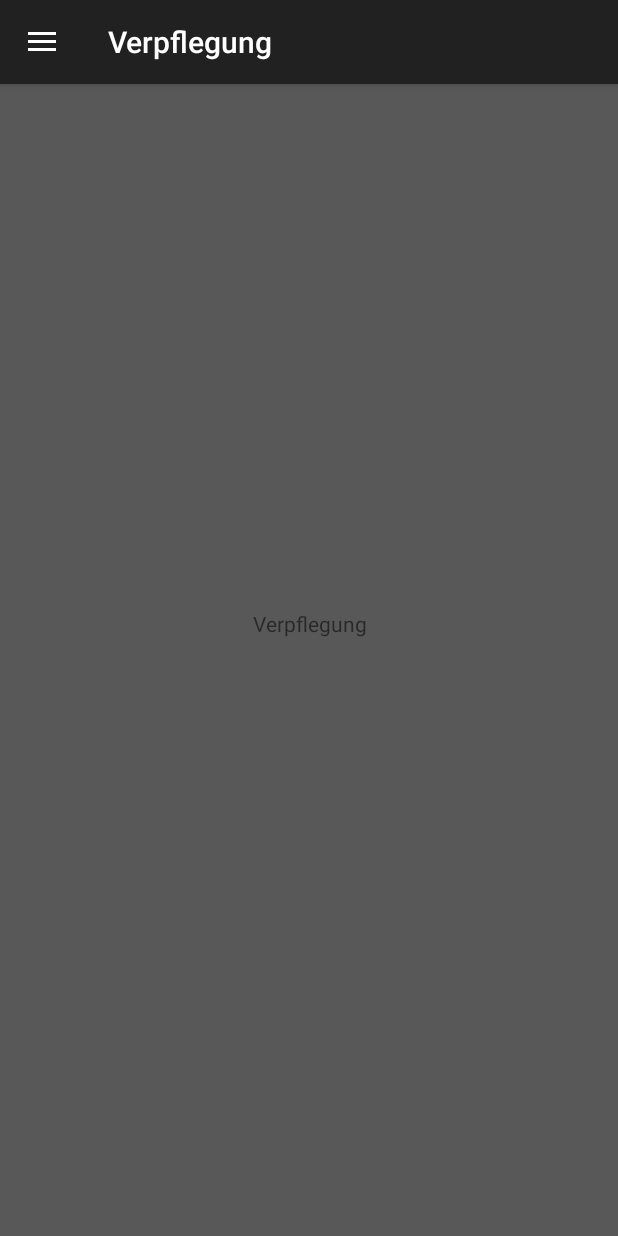
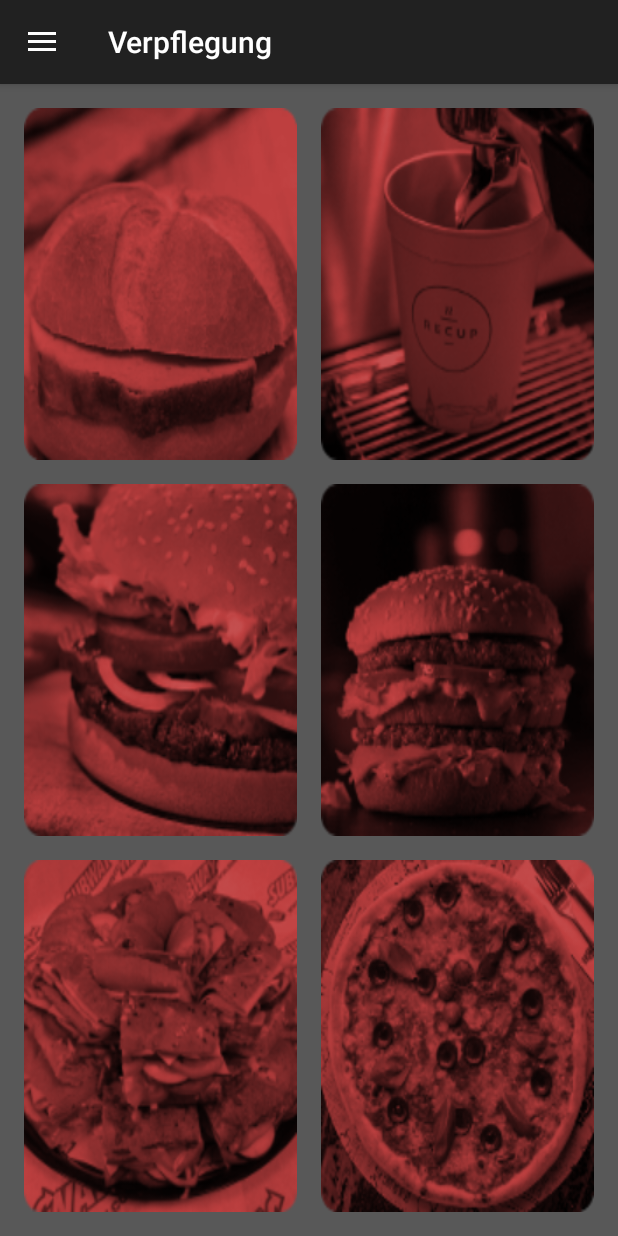
Before and after one commit to MasterSS2018App/MasterAppSS2018, an Android app: the screen it shows after launch (MainActivity), in the side drawer, after a tap on "Verpflegung", on a phone screen of 412 x 824 dp. Run offline under Robolectric (Android 15) with nearby library versions, the phone set to English and light mode, and no system bars.

Commit message:
food layout

```diff
--- a/app/src/main/res/layout/layout_food.xml
+++ b/app/src/main/res/layout/layout_food.xml
@@ -1,25 +1,112 @@
 <?xml version="1.0" encoding="utf-8"?>
-<android.support.constraint.ConstraintLayout
-    xmlns:android="http://schemas.android.com/apk/res/android"
+<android.support.constraint.ConstraintLayout xmlns:android="http://schemas.android.com/apk/res/android"
     xmlns:app="http://schemas.android.com/apk/res-auto"
     xmlns:tools="http://schemas.android.com/tools"
     android:layout_width="match_parent"
-    android:layout_height="match_parent">
+    android:layout_height="match_parent"
+    tools:background="@color/colorBackground">
 
-    <TextView
-        android:id="@+id/textView2"
-        android:layout_width="160dp"
-        android:layout_height="68dp"
+    <Button
+        android:id="@+id/btn_stucafe"
+        android:layout_width="0dp"
+        android:layout_height="0dp"
         android:layout_marginBottom="8dp"
         android:layout_marginEnd="8dp"
+        android:layout_marginLeft="16dp"
+        android:layout_marginRight="8dp"
+        android:layout_marginStart="16dp"
+        android:layout_marginTop="16dp"
+        android:background="@drawable/stuca_156"
+        android:contentDescription="@string/nav_PcRooms"
+        app:layout_constraintBottom_toTopOf="@+id/btnbking"
+        app:layout_constraintEnd_toStartOf="@+id/btn_k6"
+        app:layout_constraintStart_toStartOf="parent"
+        app:layout_constraintTop_toTopOf="parent" />
+
+    <Button
+        android:id="@+id/btn_k6"
+        android:layout_width="0dp"
+        android:layout_height="0dp"
+        android:layout_marginBottom="8dp"
+        android:layout_marginEnd="16dp"
         android:layout_marginLeft="8dp"
-        android:layout_marginRight="8dp"
+        android:layout_marginRight="16dp"
+        android:layout_marginStart="8dp"
+        android:layout_marginTop="16dp"
+        android:background="@drawable/k6_156"
+        android:contentDescription="@string/nav_Classroom"
+        app:layout_constraintBottom_toTopOf="@+id/btnmcdonalds"
+        app:layout_constraintEnd_toEndOf="parent"
+        app:layout_constraintStart_toEndOf="@+id/btn_stucafe"
+        app:layout_constraintTop_toTopOf="parent" />
+
+    <Button
+        android:id="@+id/btnmcdonalds"
+        android:layout_width="0dp"
+        android:layout_height="0dp"
+        android:layout_marginBottom="8dp"
+        android:layout_marginEnd="16dp"
+        android:layout_marginLeft="8dp"
+        android:layout_marginRight="16dp"
         android:layout_marginStart="8dp"
         android:layout_marginTop="8dp"
-        android:text="@string/nav_Food"
-        android:textAlignment="center"
+        android:background="@drawable/mcdonalds_runde_ecken_156"
+        android:contentDescription="@string/nav_Food"
+        app:layout_constraintBottom_toTopOf="@+id/btnosteria"
+        app:layout_constraintEnd_toEndOf="parent"
+        app:layout_constraintStart_toEndOf="@+id/btnbking"
+        app:layout_constraintTop_toBottomOf="@+id/btn_k6" />
+
+    <Button
+        android:id="@+id/btnosteria"
+        android:layout_width="0dp"
+        android:layout_height="0dp"
+        android:layout_marginBottom="16dp"
+        android:layout_marginEnd="16dp"
+        android:layout_marginLeft="8dp"
+        android:layout_marginRight="16dp"
+        android:layout_marginStart="8dp"
+        android:layout_marginTop="8dp"
+        android:background="@drawable/osteria_156"
+        android:contentDescription="@string/nav_Fun"
         app:layout_constraintBottom_toBottomOf="parent"
         app:layout_constraintEnd_toEndOf="parent"
+        app:layout_constraintStart_toEndOf="@+id/btnsubway"
+        app:layout_constraintTop_toBottomOf="@+id/btnmcdonalds" />
+
+    <Button
+        android:id="@+id/btnsubway"
+        android:layout_width="0dp"
+        android:layout_height="0dp"
+        android:layout_marginBottom="16dp"
+        android:layout_marginEnd="8dp"
+        android:layout_marginLeft="16dp"
+        android:layout_marginRight="8dp"
+        android:layout_marginStart="16dp"
+        android:layout_marginTop="8dp"
+        android:background="@drawable/subway_156"
+        android:contentDescription="@string/nav_Mvv"
+        app:layout_constraintBottom_toBottomOf="parent"
+        app:layout_constraintEnd_toStartOf="@+id/btnosteria"
         app:layout_constraintStart_toStartOf="parent"
-        app:layout_constraintTop_toTopOf="parent" />
+        app:layout_constraintTop_toBottomOf="@+id/btnbking"
+        app:layout_constraintVertical_bias="1.0" />
+
+    <Button
+        android:id="@+id/btnbking"
+        android:layout_width="0dp"
+        android:layout_height="0dp"
+        android:layout_marginBottom="8dp"
+        android:layout_marginEnd="8dp"
+        android:layout_marginLeft="16dp"
+        android:layout_marginRight="8dp"
+        android:layout_marginStart="16dp"
+        android:layout_marginTop="8dp"
+        android:background="@drawable/bking_156"
+        android:contentDescription="@string/nav_Library"
+        app:layout_constraintBottom_toTopOf="@+id/btnsubway"
+        app:layout_constraintEnd_toStartOf="@+id/btnmcdonalds"
+        app:layout_constraintStart_toStartOf="parent"
+        app:layout_constraintTop_toBottomOf="@+id/btn_stucafe" />
+
 </android.support.constraint.ConstraintLayout>
```
Also changed, not shown: app/src/main/res/drawable/bking_156.png (added), app/src/main/res/drawable/k6_156.png (added), app/src/main/res/drawable/mcdonalds_runde_ecken_156.png (added), app/src/main/res/drawable/osteria_156.png (added), app/src/main/res/drawable/stuca_156.png (added), app/src/main/res/drawable/subway_156.png (added).
